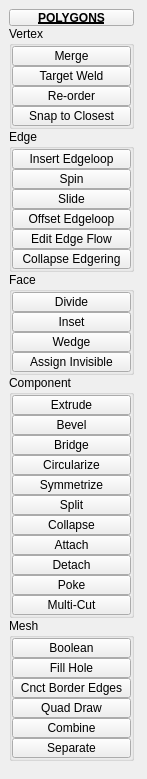
This is tentacle/ui/3/polygons.ui in m3trik/tentacle as Qt 5 draws it before an edit. The edited form follows.
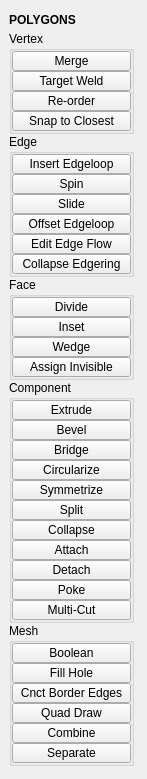
This is the edited form. Custom widgets are drawn as their Qt base class.

The edit to the form file:
```diff
--- a/tentacle/ui/3/polygons.ui
+++ b/tentacle/ui/3/polygons.ui
@@ -53,27 +53,23 @@
        <number>0</number>
       </property>
       <item>
-       <widget class="PushButtonDraggable" name="draggable_header">
+       <widget class="Draggable_header" name="draggable_header">
         <property name="minimumSize">
          <size>
           <width>0</width>
-          <height>17</height>
+          <height>22</height>
          </size>
         </property>
         <property name="maximumSize">
          <size>
           <width>125</width>
-          <height>17</height>
+          <height>22</height>
          </size>
         </property>
         <property name="font">
          <font>
           <weight>75</weight>
-          <italic>false</italic>
           <bold>true</bold>
-          <underline>true</underline>
-          <strikeout>false</strikeout>
-          <kerning>true</kerning>
          </font>
         </property>
         <property name="acceptDrops">
@@ -82,9 +78,6 @@
         <property name="text">
          <string>POLYGONS</string>
         </property>
-        <property name="checkable">
-         <bool>true</bool>
-        </property>
        </widget>
       </item>
       <item>
@@ -1773,16 +1766,16 @@
   </widget>
  </widget>
  <customwidgets>
-  <customwidget>
-   <class>PushButtonDraggable</class>
-   <extends>QPushButton</extends>
-   <header>widgets.pushbuttondraggable.h</header>
-  </customwidget>
   <customwidget>
    <class>PushButton</class>
    <extends>QPushButton</extends>
    <header>widgets.pushbutton.h</header>
   </customwidget>
+  <customwidget>
+   <class>Draggable_header</class>
+   <extends>QLabel</extends>
+   <header>draggable_header.h</header>
+  </customwidget>
  </customwidgets>
  <resources/>
  <connections/>
```
Left out of the diff: 3 changed lines with no effect on the pictures.
